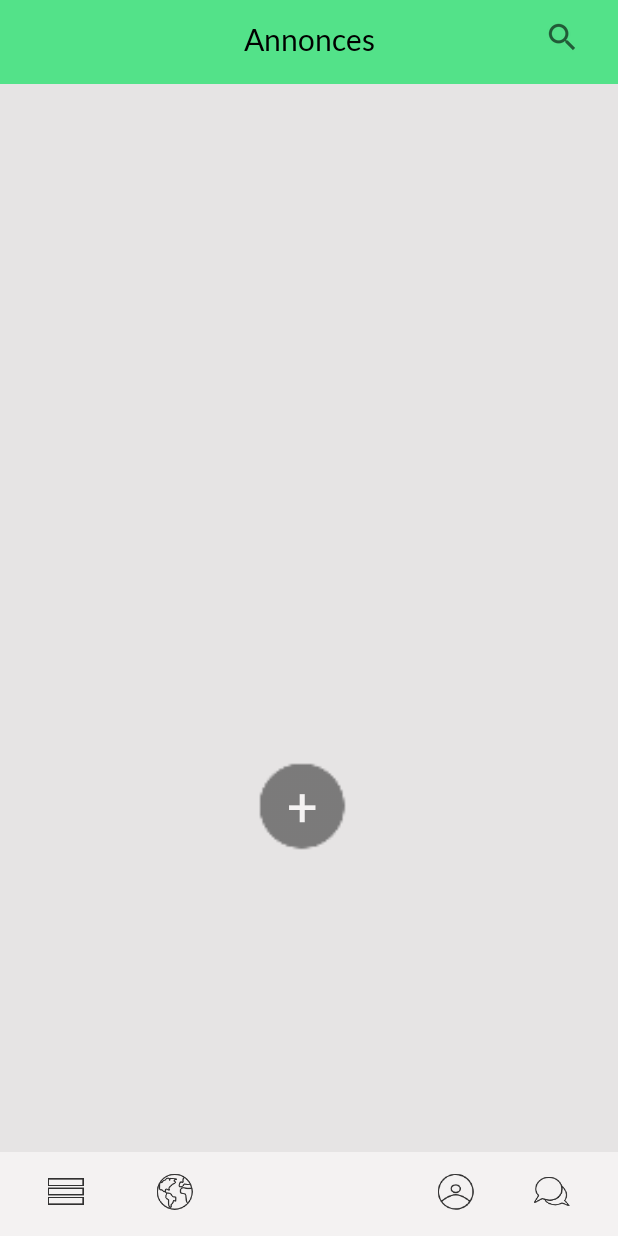
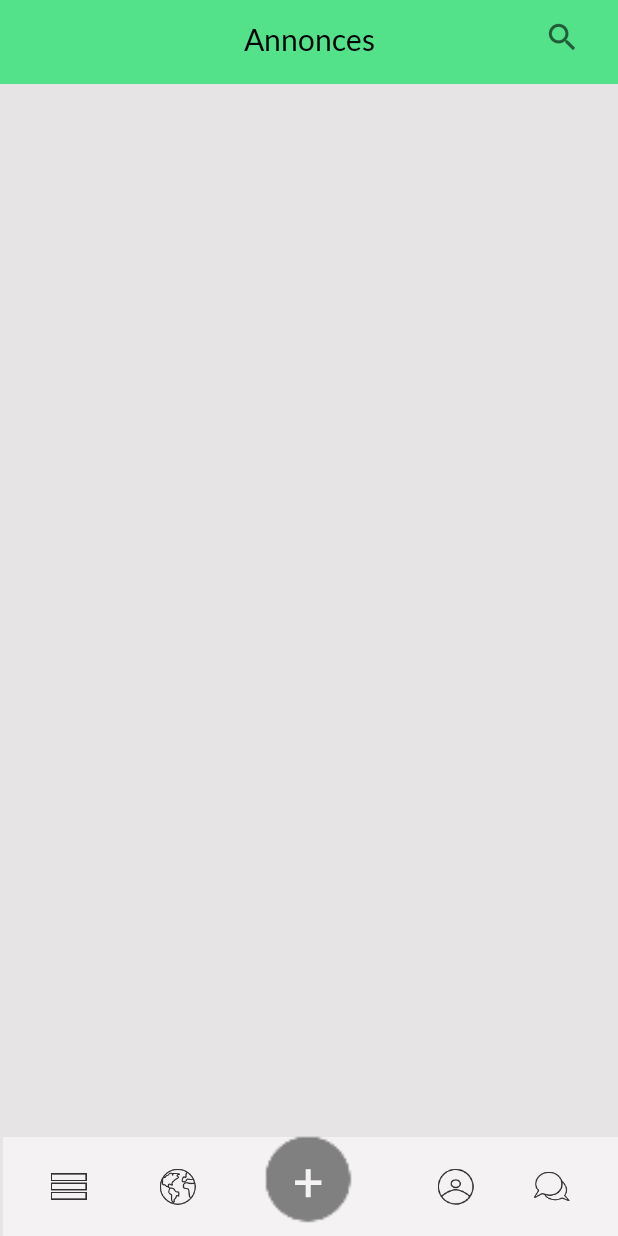
Before and after one commit to PierreBEGOUT/PFE_Giv-Eat, an Android app: the Accueil screen opened directly, with no data from a screen before it, on a phone screen of 412 x 824 dp. Run offline under Robolectric (Android 15) with nearby library versions, the phone set to English and light mode, and no system bars.

Commit message:
On répare les erreurs

```diff
--- a/app/src/main/java/com/example/pbego/giveeat/Accueil.java
+++ b/app/src/main/java/com/example/pbego/giveeat/Accueil.java
@@ -10,7 +10,7 @@ import android.view.View.OnClickListener;
 public class Accueil extends AppCompatActivity implements OnClickListener {
 
 
-    ImageButton profil;
+    private ImageButton profil= null;
     @Override
     protected void onCreate(Bundle savedInstanceState) {
         super.onCreate(savedInstanceState);
@@ -18,6 +18,9 @@ public class Accueil extends AppCompatActivity implements OnClickListener {
 
         final TextView NomPage = (TextView) findViewById(R.id.nompage);
         NomPage.setText("Annonces");
+
+        profil = findViewById(R.id.profil);
+        profil.setOnClickListener(this);
     }
 
     @Override
--- a/app/src/main/java/com/example/pbego/giveeat/Profil.java
+++ b/app/src/main/java/com/example/pbego/giveeat/Profil.java
@@ -14,7 +14,7 @@ public class Profil extends AppCompatActivity {
     @Override
     protected void onCreate(Bundle savedInstanceState) {
         super.onCreate(savedInstanceState);
-        setContentView(R.layout.activity_accueil);
+        setContentView(R.layout.activity_profil);
 
         final ImageView ProfilColor = (ImageView) findViewById(R.id.profil_color);
         ProfilColor.setVisibility(View.VISIBLE);
--- a/app/src/main/res/layout/activity_profil.xml
+++ b/app/src/main/res/layout/activity_profil.xml
@@ -6,6 +6,7 @@
     android:layout_height="match_parent"
     tools:context="com.example.pbego.giveeat.Profil">
 
+
     <include layout="@layout/footer"></include>
 
 
--- a/app/src/main/res/layout/content_profil.xml
+++ /dev/null
@@ -1,11 +0,0 @@
-<?xml version="1.0" encoding="utf-8"?>
-<android.support.constraint.ConstraintLayout xmlns:android="http://schemas.android.com/apk/res/android"
-    xmlns:app="http://schemas.android.com/apk/res-auto"
-    xmlns:tools="http://schemas.android.com/tools"
-    android:layout_width="match_parent"
-    android:layout_height="match_parent"
-    app:layout_behavior="@string/appbar_scrolling_view_behavior"
-    tools:context="com.example.pbego.giveeat.Profil"
-    tools:showIn="@layout/activity_profil">
-
-</android.support.constraint.ConstraintLayout>
--- a/app/src/main/res/layout/footer.xml
+++ b/app/src/main/res/layout/footer.xml
@@ -8,8 +8,8 @@
 
     <LinearLayout
         android:id="@+id/footer"
-        android:layout_width="0dp"
-        android:layout_height="?attr/actionBarSize"
+        android:layout_width="410dp"
+        android:layout_height="66dp"
         android:background="@color/gris"
         android:backgroundTint="@color/gris"
         android:orientation="vertical"
@@ -26,6 +26,7 @@
         android:layout_height="wrap_content"
         android:layout_marginBottom="8dp"
         android:layout_marginStart="16dp"
+        android:layout_marginLeft="16dp"
         android:layout_marginTop="8dp"
         android:backgroundTint="@android:color/transparent"
         app:layout_constraintBottom_toBottomOf="@+id/footer"
@@ -55,11 +56,17 @@
         android:id="@+id/profil_color"
         android:layout_width="30dp"
         android:layout_height="29dp"
+        android:layout_marginBottom="8dp"
+        android:layout_marginEnd="8dp"
+        android:layout_marginStart="8dp"
+        android:layout_marginTop="8dp"
         android:background="@android:drawable/radiobutton_off_background"
         android:backgroundTint="@color/vert"
         android:visibility="invisible"
-        tools:layout_editor_absoluteX="261dp"
-        tools:layout_editor_absoluteY="522dp" />
+        app:layout_constraintBottom_toBottomOf="@+id/profil"
+        app:layout_constraintEnd_toEndOf="@+id/profil"
+        app:layout_constraintStart_toStartOf="@+id/profil"
+        app:layout_constraintTop_toTopOf="@+id/profil" />
 
     <ImageButton
         android:id="@+id/profil"
@@ -67,6 +74,7 @@
         android:layout_height="52dp"
         android:layout_marginBottom="8dp"
         android:layout_marginEnd="8dp"
+        android:layout_marginRight="8dp"
         android:layout_marginTop="8dp"
         android:backgroundTint="@android:color/transparent"
         app:layout_constraintBottom_toBottomOf="@+id/footer"
@@ -81,6 +89,7 @@
         android:layout_height="52dp"
         android:layout_marginBottom="8dp"
         android:layout_marginEnd="16dp"
+        android:layout_marginRight="16dp"
         android:layout_marginTop="8dp"
         android:backgroundTint="@android:color/transparent"
         app:layout_constraintBottom_toBottomOf="@+id/footer"
@@ -95,18 +104,21 @@
         android:layout_height="75dp"
         android:layout_marginEnd="8dp"
         android:layout_marginStart="8dp"
-        android:layout_marginTop="500dp"
+        android:layout_marginTop="476dp"
         android:background="@drawable/add"
         android:contentDescription=" "
+        app:layout_constraintBottom_toBottomOf="@+id/footer"
         app:layout_constraintEnd_toStartOf="@+id/profil"
-        app:layout_constraintHorizontal_bias="0.285"
+        app:layout_constraintHorizontal_bias="0.352"
         app:layout_constraintStart_toEndOf="@+id/map"
-        app:layout_constraintTop_toTopOf="parent" />
+        app:layout_constraintTop_toTopOf="parent"
+        app:layout_constraintVertical_bias="1.0" />
 
     <TextView
         android:id="@+id/plus"
         android:layout_width="21dp"
         android:layout_height="54dp"
+        android:layout_marginBottom="8dp"
         android:layout_marginEnd="8dp"
         android:layout_marginStart="8dp"
         android:layout_marginTop="512dp"
@@ -114,8 +126,10 @@
         android:textAppearance="@style/TextAppearance.AppCompat.Body1"
         android:textColor="@color/gris"
         android:textSize="36sp"
+        app:layout_constraintBottom_toBottomOf="@+id/add"
         app:layout_constraintEnd_toEndOf="@+id/add"
         app:layout_constraintStart_toStartOf="@+id/add"
-        app:layout_constraintTop_toTopOf="parent" />
+        app:layout_constraintTop_toTopOf="parent"
+        app:layout_constraintVertical_bias="1.0" />
 
 </android.support.constraint.ConstraintLayout>
```
